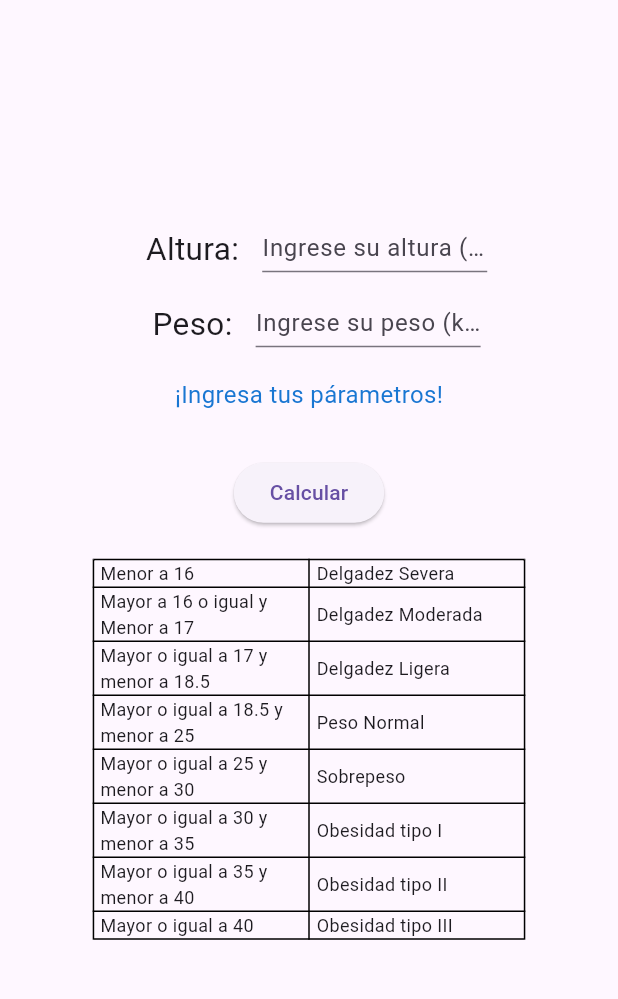
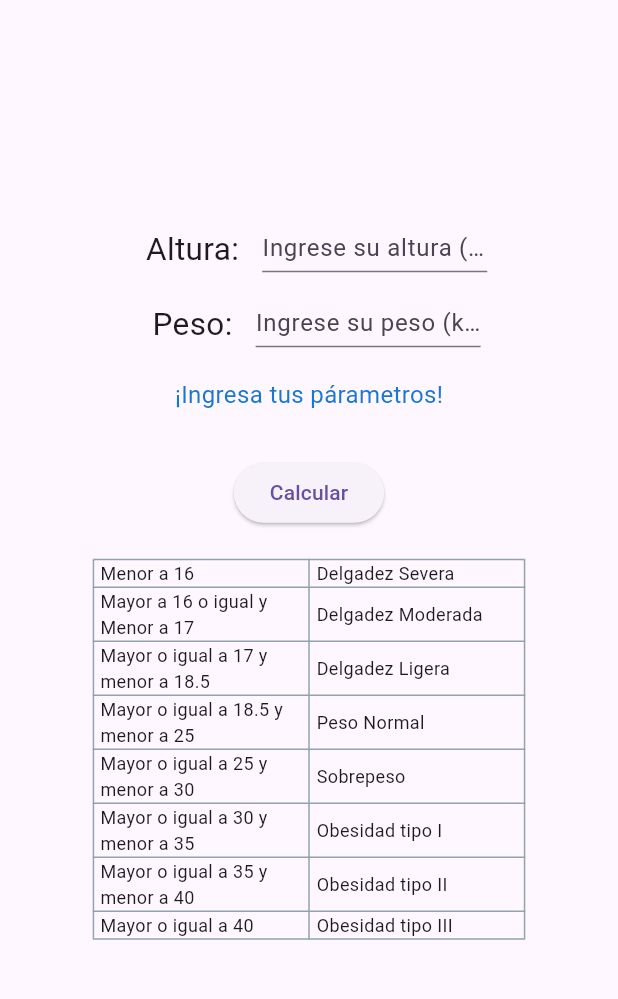
Before and after one commit to BionicHawk/bmi_calculator, a Flutter app: the screen it shows after launch, on a phone screen of 412 x 824 dp, the part 84-1083 px from its top. Run offline on Flutter 3.47's test engine with Material 2 defaults, Android fonts, the phone set to English and light mode, and no system bars.

Commit message:
Modo Oscuro

```diff
--- a/lib/main.dart
+++ b/lib/main.dart
@@ -10,10 +10,14 @@ class MyApp extends StatelessWidget {
   @override
   Widget build(BuildContext context) {
     SystemChrome.setPreferredOrientations([DeviceOrientation.portraitUp]);
-
+    var brightness = MediaQuery.of(context).platformBrightness;
     return MaterialApp(
       title: "BMI Calculator",
-      theme: ThemeData(useMaterial3: true),
+      theme: ThemeData(
+          useMaterial3: true,
+          brightness: (brightness == Brightness.light)
+              ? Brightness.light
+              : Brightness.dark),
       debugShowCheckedModeBanner: false,
       home: const HomePage(),
     );
--- a/lib/screens/components/table.dart
+++ b/lib/screens/components/table.dart
@@ -5,9 +5,14 @@ class BmiTable extends StatelessWidget {
 
   @override
   Widget build(BuildContext context) {
+    var brightness = MediaQuery.of(context).platformBrightness;
+    bool isDarkModeEnabled = brightness == Brightness.dark;
+
     return Table(
       defaultVerticalAlignment: TableCellVerticalAlignment.middle,
-      border: TableBorder.all(),
+      border: TableBorder.all(
+          color:
+              (isDarkModeEnabled) ? Colors.white30 : Colors.blueGrey.shade300),
       children: const [
         TableRow(children: [
           ListedElement(value: "Menor a 16"),
--- a/lib/screens/home_page.dart
+++ b/lib/screens/home_page.dart
@@ -83,12 +83,19 @@ class _HomePageState extends State<HomePage> {
       textInputController: weightController,
     );
 
+    var brightness = MediaQuery.of(context).platformBrightness;
+    bool isDarkModeEnabled = brightness == Brightness.dark;
+
     return Scaffold(
         appBar: AppBar(
           centerTitle: true,
           title: const Text("BMI Calculator"),
-          backgroundColor: Theme.of(context).primaryColor,
-          foregroundColor: Theme.of(context).cardColor,
+          backgroundColor: (isDarkModeEnabled)
+              ? Theme.of(context).primaryColorDark
+              : Theme.of(context).primaryColor,
+          foregroundColor: (isDarkModeEnabled)
+              ? Theme.of(context).primaryColorLight
+              : Theme.of(context).cardColor,
         ),
         body: Column(
           mainAxisAlignment: MainAxisAlignment.center,
@@ -106,7 +113,10 @@ class _HomePageState extends State<HomePage> {
               child: Text(
                 statusLabel,
                 style: TextStyle(
-                    color: Theme.of(context).primaryColorDark, fontSize: 16),
+                    color: (isDarkModeEnabled)
+                        ? Theme.of(context).indicatorColor
+                        : Theme.of(context).primaryColorDark,
+                    fontSize: 16),
               ),
             ),
             Padding(
```
Also changed, not shown: 1 other file.
